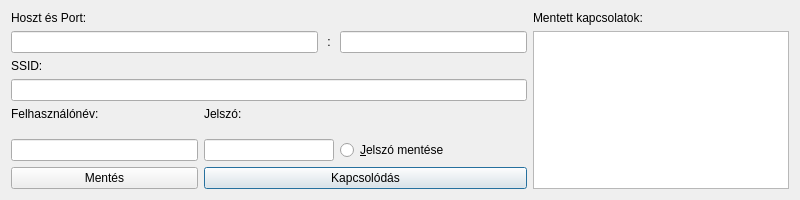
First picture: the form in Implementation/View/connectwindow.ui, repository LNorbi94/DiagramQuery, before the edit.
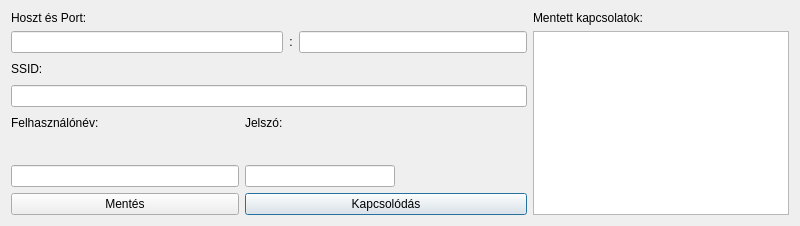
Second picture: the form after the edit.

Diff of the .ui file:
```diff
--- a/Implementation/View/connectwindow.ui
+++ b/Implementation/View/connectwindow.ui
@@ -7,7 +7,7 @@
     <x>0</x>
     <y>0</y>
     <width>800</width>
-    <height>200</height>
+    <height>226</height>
    </rect>
   </property>
   <property name="windowTitle">
@@ -120,7 +120,10 @@
     <item row="1" column="0" colspan="2">
      <widget class="QLineEdit" name="lEHost"/>
     </item>
-    <item row="6" column="1" colspan="2">
+    <item row="3" column="0" colspan="4">
+     <widget class="QLineEdit" name="lEService"/>
+    </item>
+    <item row="6" column="1" colspan="3">
      <widget class="QLineEdit" name="lEPassword">
       <property name="minimumSize">
        <size>
@@ -139,22 +142,6 @@
       </property>
      </widget>
     </item>
-    <item row="3" column="0" colspan="4">
-     <widget class="QLineEdit" name="lEService"/>
-    </item>
-    <item row="6" column="3">
-     <widget class="QRadioButton" name="rbSavePassword">
-      <property name="maximumSize">
-       <size>
-        <width>150</width>
-        <height>16777215</height>
-       </size>
-      </property>
-      <property name="text">
-       <string>&amp;Jelszó mentése</string>
-      </property>
-     </widget>
-    </item>
    </layout>
   </widget>
  </widget>
```
Left out of the diff: 1 changed line with no effect on the pictures.
